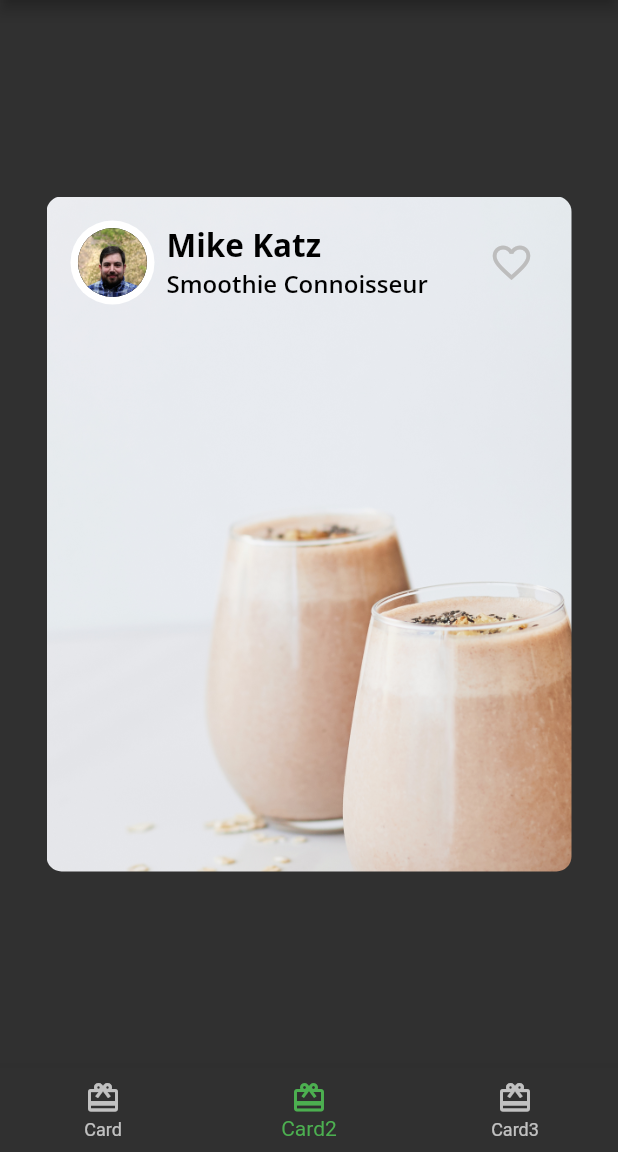
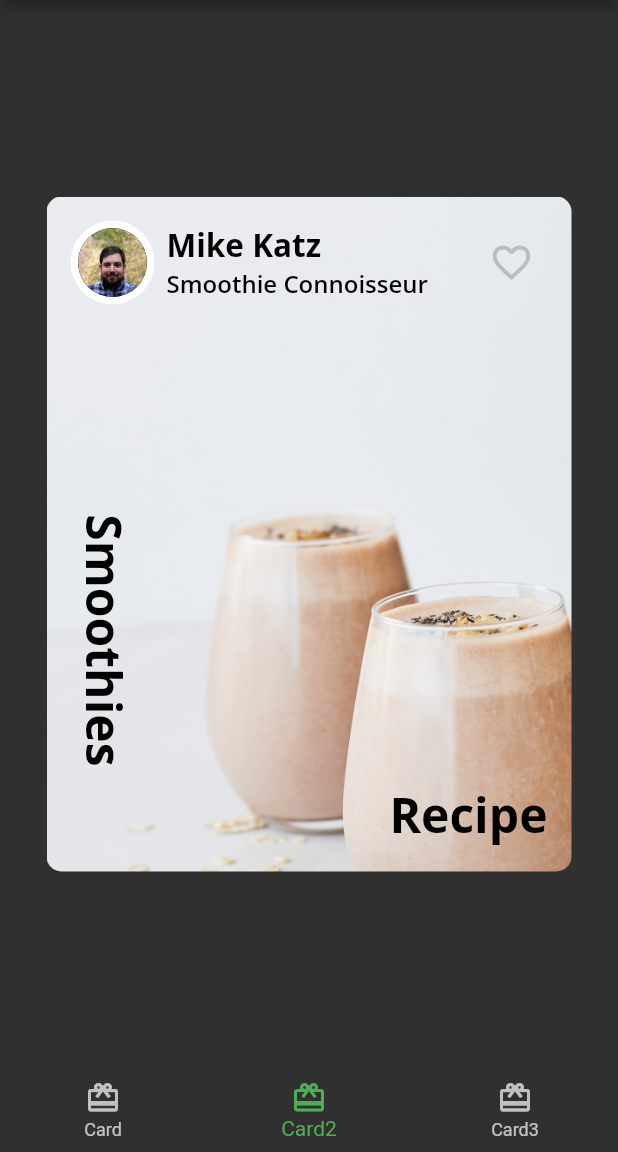
Before and after one commit to marianneleal/flutter-apprentice-03, a Flutter app: the screen it shows after launch, item 2 of the bottom bar chosen, on a phone screen of 412 x 824 dp, the part 84-1236 px from its top. Run offline on Flutter 3.47's test engine with Material 2 defaults, Android fonts, the phone set to English and light mode, and no system bars; our stand-ins replace google_fonts.

Commit message:
added text on 2nd card

```diff
--- a/lib/card2.dart
+++ b/lib/card2.dart
@@ -1,5 +1,7 @@
 import 'package:flutter/material.dart';
 import 'author_card.dart';
+import 'fooderlich_theme.dart';
+
 
 
 class Card2 extends StatelessWidget {
@@ -30,7 +32,36 @@ class Card2 extends StatelessWidget {
               title: 'Smoothie Connoisseur',
               imageProvider: AssetImage('assets/author_katz.jpeg'),
             ),
-            // TODO 4: add Positioned text
+            // 1
+            Expanded( // fills available space
+              // 2
+              child: Stack(
+                children: [
+                  // 3
+                  Positioned(
+                    bottom: 16,
+                    right: 16,
+                    child: Text(
+                      'Recipe',
+                      style: FooderlichTheme.lightTextTheme.headline1,
+                    ),
+                  ),
+                  // 4
+                  Positioned(
+                    bottom: 70,
+                    left: 16,
+                    child: RotatedBox(
+                      quarterTurns: 1,
+                      child: Text(
+                        'Smoothies',
+                        style: FooderlichTheme.lightTextTheme.headline1,
+                      ),
+                    ),
+                  ),
+                ],
+              ),
+            ),
+
           ],
         ),
       ),
```
